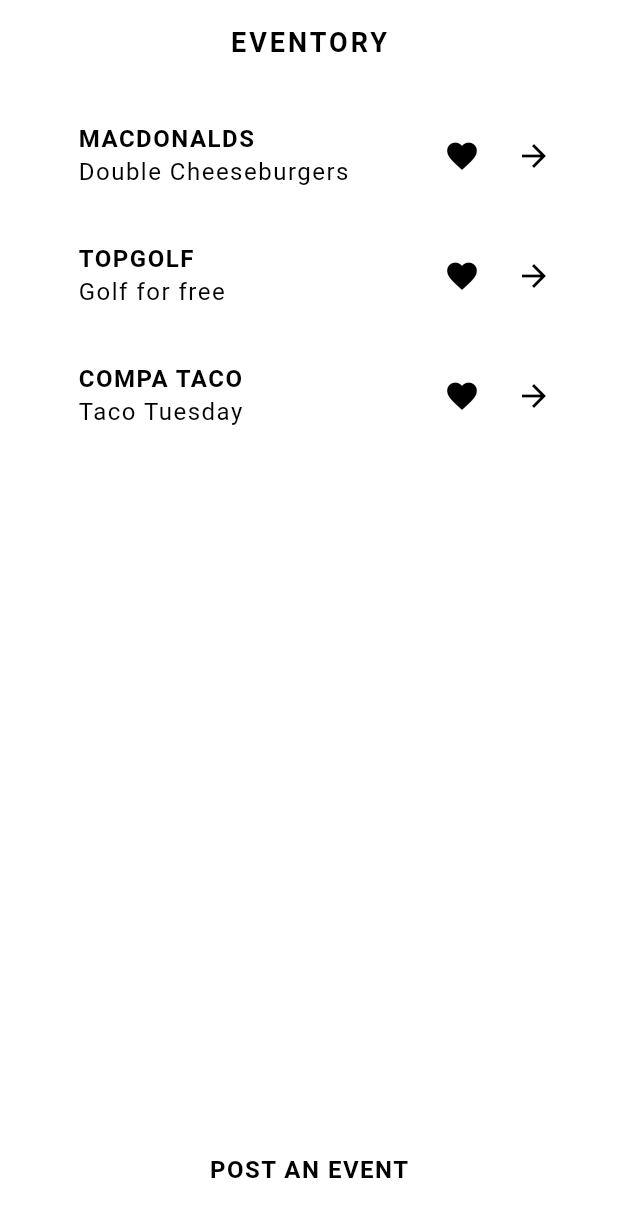
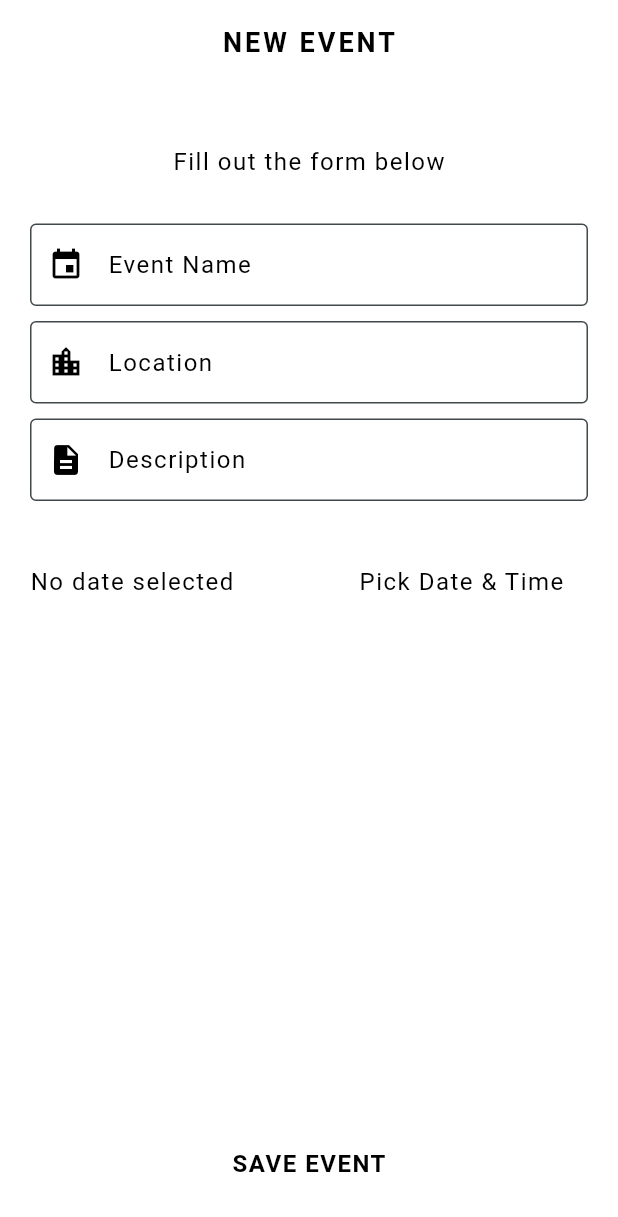
Before and after one commit to benjaminrevelo/Eventory, a Flutter app: the screen it shows after launch, on a phone screen of 412 x 824 dp. Shown: the top 1217 px of the screen. Run offline on Flutter 3.47's test engine with Material 3 defaults, Android fonts, the phone set to English and light mode, and no system bars; our stand-ins replace google_fonts.

Commit message:
Implemented the create event page with layout and styling, takes user input

```diff
--- a/lib/main.dart
+++ b/lib/main.dart
@@ -1,9 +1,10 @@
+import 'package:eventory/screens/create/create.dart';
 import 'package:eventory/screens/home/home.dart';
 import 'package:eventory/theme.dart';
 import 'package:flutter/material.dart';
 
 void main() {
-  runApp(MaterialApp(theme: primaryTheme, home: Home()));
+  runApp(MaterialApp(theme: primaryTheme, home: const Create()));
 }
 
 //this sandbox widget is used to test ideas without affecting the main code
--- a/lib/models/event.dart
+++ b/lib/models/event.dart
@@ -3,7 +3,6 @@
   //constructor
   Event({
     required this.id,
-    required this.userId,
     required this.name,
     required this.description,
     required this.location,
@@ -13,7 +12,6 @@
   });
   //fields
   final String id;
-  final String userId;
   final String name;
   final String description;
   final String location;
@@ -32,13 +30,13 @@
 //dummy event data
 
 List<Event> events = [
-  Event(id: '1', userId: 'Macdonalds', name: 'Double Cheeseburgers',
+  Event(id: '1',name: 'Double Cheeseburgers',
     description: 'Buy 1 cheeseburger get a second one for free.',
     location: '2625 South Blvd, Charlotte, NC 28209',  time: DateTime.now()),
-    Event(id: '2', userId: 'TopGolf', name: 'Golf for free',
+    Event(id: '2',name: 'Golf for free',
     description: 'For every hour spent golfing you get a free additional hour',
     location: '8024 Savoy Corporate Dr, Charlotte, NC 28273',  time: DateTime.now()),
-    Event(id: '3', userId: 'Compa Taco', name: 'Taco Tuesday',
+    Event(id: '3', name: 'Taco Tuesday',
     description: 'All tacos cost 1 lunch today 2:00',
     location: '5710 South Blvd, Charlotte, NC 28217',  time: DateTime.now()),
 ];
--- /dev/null
+++ b/lib/screens/create/create.dart
@@ -0,0 +1,251 @@
+import 'package:eventory/models/event.dart';
+import 'package:eventory/shared/styled_button.dart';
+import 'package:eventory/shared/styled_text.dart';
+import 'package:eventory/theme.dart';
+import 'package:flutter/material.dart';
+import 'package:google_fonts/google_fonts.dart';
+import 'package:uuid/uuid.dart';
+
+var uuid = const Uuid();
+
+class Create extends StatefulWidget {
+  const Create({super.key});
+
+  @override
+  State<Create> createState() => _CreateState();
+}
+
+class _CreateState extends State<Create> {
+  final TextEditingController _nameController = TextEditingController();
+  final TextEditingController _locationController = TextEditingController();
+  final TextEditingController _descriptionController = TextEditingController();
+
+  DateTime? _eventDateTime;
+
+  Future<void> _pickDateTime(BuildContext context) async {
+    final DateTime? pickedDate = await showDatePicker(
+      context: context,
+      initialDate: DateTime.now(),
+      firstDate: DateTime.now(),
+      lastDate: DateTime(2100),
+      builder: (BuildContext context, Widget? child) {
+        return Theme(
+          data: Theme.of(context).copyWith(
+            colorScheme: const ColorScheme.dark(
+              primary: Colors.white,
+              onPrimary: Colors.black,
+              surface: Colors.black,
+              onSurface: Colors.white,
+            ),
+          ),
+          child: child!,
+        );
+      },
+    );
+
+    if (pickedDate != null) {
+      final TimeOfDay? pickedTime = await showTimePicker(
+        context: context,
+        initialTime: TimeOfDay.now(),
+        builder: (BuildContext context, Widget? child) {
+          return Theme(
+            data: Theme.of(context).copyWith(
+              colorScheme: const ColorScheme.dark(
+                primary: Colors.white,
+                onPrimary: Colors
+                    .black,
+                surface: Colors.black,
+                onSurface: Colors.white,
+              ),
+              timePickerTheme: const TimePickerThemeData(
+                dialBackgroundColor: Colors.black,
+                dialHandColor: Colors.white,
+                hourMinuteTextColor: Colors.white,
+                entryModeIconColor: Colors.white,
+                helpTextStyle: TextStyle(color: Colors.white),
+                dayPeriodTextColor: Colors.white,
+                hourMinuteColor: Colors.black,
+              ),
+              textButtonTheme: TextButtonThemeData(
+                style: TextButton.styleFrom(
+                  foregroundColor:
+                      Colors.white,
+                ),
+              ),
+            ),
+            child: child!,
+          );
+        },
+      );
+
+      if (pickedTime != null) {
+        final fullDateTime = DateTime(
+          pickedDate.year,
+          pickedDate.month,
+          pickedDate.day,
+          pickedTime.hour,
+          pickedTime.minute,
+        );
+        setState(() {
+          _eventDateTime = fullDateTime;
+        });
+      }
+    }
+  }
+
+  void _saveEvent() {
+    if (_nameController.text.trim().isEmpty) {
+      ScaffoldMessenger.of(context).showSnackBar(
+        const SnackBar(content: Text('Please enter a name of the event')),
+      );
+      return;
+    }
+    if (_locationController.text.trim().isEmpty) {
+      ScaffoldMessenger.of(context).showSnackBar(
+        const SnackBar(content: Text('Please enter a location of the event')),
+      );
+      return;
+    }
+    if (_descriptionController.text.trim().isEmpty) {
+      ScaffoldMessenger.of(context).showSnackBar(
+        const SnackBar(
+          content: Text('Please enter the description of the event'),
+        ),
+      );
+      return;
+    }
+    if (_eventDateTime == null) {
+      ScaffoldMessenger.of(context).showSnackBar(
+        const SnackBar(
+          content: Text('Please pick a date & time for the event'),
+        ),
+      );
+      return;
+    }
+    events.add(
+      Event(
+        id: uuid.v4(),
+        name: _nameController.text,
+        description: _descriptionController.text,
+        location: _locationController.text,
+        time: _eventDateTime!,
+      ),
+    );
+
+    // TODO: Save to database here (e.g., Hive, SQLite, Firebase);
+  }
+
+  @override
+  void dispose() {
+    _nameController.dispose();
+    _locationController.dispose();
+    _descriptionController.dispose();
+    super.dispose();
+  }
+
+  @override
+  Widget build(BuildContext context) {
+    return Scaffold(
+      appBar: AppBar(title: const StyledTitle('New Event'), centerTitle: true),
+      body: SingleChildScrollView(
+        padding: const EdgeInsets.symmetric(vertical: 30, horizontal: 20),
+        child: Column(
+          children: [
+            // Center(
+            //   child: Center(
+            //     child: Icon(Icons.code, color: AppColors.textColor),
+            //   ),
+            // ),
+            const SizedBox(height: 10),
+            const Center(child: StyledText('Fill out the form below')),
+            const SizedBox(height: 30),
+
+            // Event name
+            TextField(
+              controller: _nameController,
+              style: GoogleFonts.kleeOne(
+                textStyle: Theme.of(context).textTheme.bodyMedium,
+              ),
+              decoration: const InputDecoration(
+                prefixIcon: Icon(Icons.event),
+                label: StyledText('Event Name'),
+              ),
+            ),
+            const SizedBox(height: 10),
+
+            // Location
+            TextField(
+              controller: _locationController,
+              style: GoogleFonts.kleeOne(
+                textStyle: Theme.of(context).textTheme.bodyMedium,
+              ),
+              decoration: const InputDecoration(
+                prefixIcon: Icon(Icons.location_city),
+                label: StyledText('Location'),
+              ),
+            ),
+            const SizedBox(height: 10),
+            // Description
+            TextField(
+              controller: _descriptionController,
+              minLines: 1,
+              maxLines: null,
+              style: GoogleFonts.kleeOne(
+                textStyle: Theme.of(context).textTheme.bodyMedium,
+              ),
+              decoration: const InputDecoration(
+                prefixIcon: Icon(Icons.description),
+                label: StyledText('Description'),
+              ),
+            ),
+            const SizedBox(height: 30),
+
+            // Date & Time picker
+            Row(
+              children: [
+                Expanded(
+                  child: Text(
+                    _eventDateTime == null
+                        ? 'No date selected'
+                        : '${_eventDateTime!.year}-${_eventDateTime!.month.toString().padLeft(2, '0')}-${_eventDateTime!.day.toString().padLeft(2, '0')} '
+                              '${_eventDateTime!.hour.toString().padLeft(2, '0')}:${_eventDateTime!.minute.toString().padLeft(2, '0')}',
+                    style: GoogleFonts.kleeOne(
+                      textStyle: Theme.of(context).textTheme.bodyMedium,
+                    ),
+                  ),
+                ),
+                const SizedBox(width: 10),
+                ElevatedButton.icon(
+                  onPressed: () => _pickDateTime(context),
+                  icon: const Icon(Icons.calendar_month),
+                  label: const StyledText('Pick Date & Time'),
+                  style: ElevatedButton.styleFrom(
+                    backgroundColor: Colors.transparent,
+                    foregroundColor: Colors.white,
+                    elevation: 0,
+                    side: const BorderSide(color: Colors.white54, width: 1),
+                    padding: const EdgeInsets.symmetric(
+                      horizontal: 16,
+                      vertical: 10,
+                    ),
+                    shape: RoundedRectangleBorder(
+                      borderRadius: BorderRadius.circular(12),
+                    ),
+                  ),
+                ),
+              ],
+            ),
+          ],
+        ),
+      ),
+
+      bottomNavigationBar: Padding(
+        padding: const EdgeInsets.all(20),
+        child: StyledButton(
+          onPressed: _saveEvent,
+          child: const StyledHeadline('Save Event'),
+        ),
+      ),
+    );
+  }
+}
--- a/lib/screens/home/event_card.dart
+++ b/lib/screens/home/event_card.dart
@@ -18,7 +18,7 @@
           Column(
             crossAxisAlignment: CrossAxisAlignment.start,
             children: [
-              StyledHeadline(event.userId),
+              //StyledHeadline(event.userId),
               StyledText(event.name)
             ],
           ),
--- a/pubspec.yaml
+++ b/pubspec.yaml
@@ -35,6 +35,7 @@
   # Use with the CupertinoIcons class for iOS style icons.
   cupertino_icons: ^1.0.8
   google_fonts: ^6.3.2
+  uuid: ^4.5.2
 
 dev_dependencies:
   flutter_test:
```
Also changed, not shown: lib/theme.dart (+8 -0 lines), lib/screens/home/home.dart (line endings or trailing spaces), pubspec.lock.
